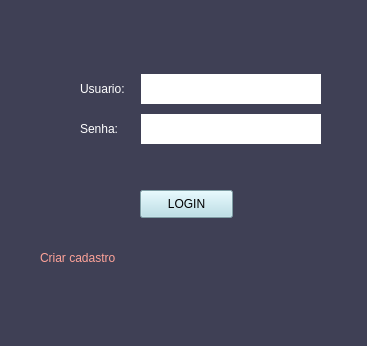
Above: tela_login.ui from miguelneto0/sistema_gui_pymysql before the change. Below: the same form after it.
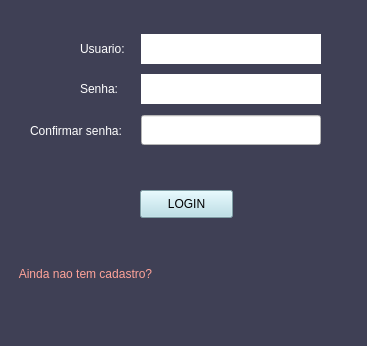
That is the form after the change.

Commit message: Tratando erros de autenticacao, login e banco de dados

```diff
--- a/tela_login.ui
+++ b/tela_login.ui
@@ -21,7 +21,7 @@
     <property name="geometry">
      <rect>
       <x>80</x>
-      <y>70</y>
+      <y>30</y>
       <width>241</width>
       <height>80</height>
      </rect>
@@ -117,28 +117,12 @@
      <string>LOGIN</string>
     </property>
    </widget>
-   <widget class="QLabel" name="labelCriarUsuario">
-    <property name="geometry">
-     <rect>
-      <x>40</x>
-      <y>250</y>
-      <width>91</width>
-      <height>16</height>
-     </rect>
-    </property>
-    <property name="styleSheet">
-     <string notr="true">color: #ffa399</string>
-    </property>
-    <property name="text">
-     <string>Criar cadastro</string>
-    </property>
-   </widget>
    <widget class="QLabel" name="labelNotificacao">
     <property name="geometry">
      <rect>
       <x>120</x>
       <y>160</y>
-      <width>161</width>
+      <width>201</width>
       <height>20</height>
      </rect>
     </property>
@@ -149,6 +133,57 @@
      <string/>
     </property>
    </widget>
+   <widget class="QWidget" name="horizontalLayoutWidget">
+    <property name="geometry">
+     <rect>
+      <x>30</x>
+      <y>110</y>
+      <width>291</width>
+      <height>41</height>
+     </rect>
+    </property>
+    <layout class="QHBoxLayout" name="horizontalLayout_3">
+     <item>
+      <widget class="QLabel" name="labelConfirma">
+       <property name="styleSheet">
+        <string notr="true">color: #ffffff</string>
+       </property>
+       <property name="text">
+        <string>Confirmar senha:</string>
+       </property>
+      </widget>
+     </item>
+     <item>
+      <widget class="QLineEdit" name="lineConfirma">
+       <property name="maximumSize">
+        <size>
+         <width>180</width>
+         <height>30</height>
+        </size>
+       </property>
+       <property name="styleSheet">
+        <string notr="true">background-color: #ffffff</string>
+       </property>
+      </widget>
+     </item>
+    </layout>
+   </widget>
+   <widget class="QPushButton" name="btnNovoUsuario">
+    <property name="geometry">
+     <rect>
+      <x>10</x>
+      <y>260</y>
+      <width>151</width>
+      <height>28</height>
+     </rect>
+    </property>
+    <property name="styleSheet">
+     <string notr="true">color: #ffa399;border: none;</string>
+    </property>
+    <property name="text">
+     <string>Ainda nao tem cadastro?</string>
+    </property>
+   </widget>
   </widget>
   <widget class="QMenuBar" name="menubar">
    <property name="geometry">
```
The commit also changes 1 other file.
